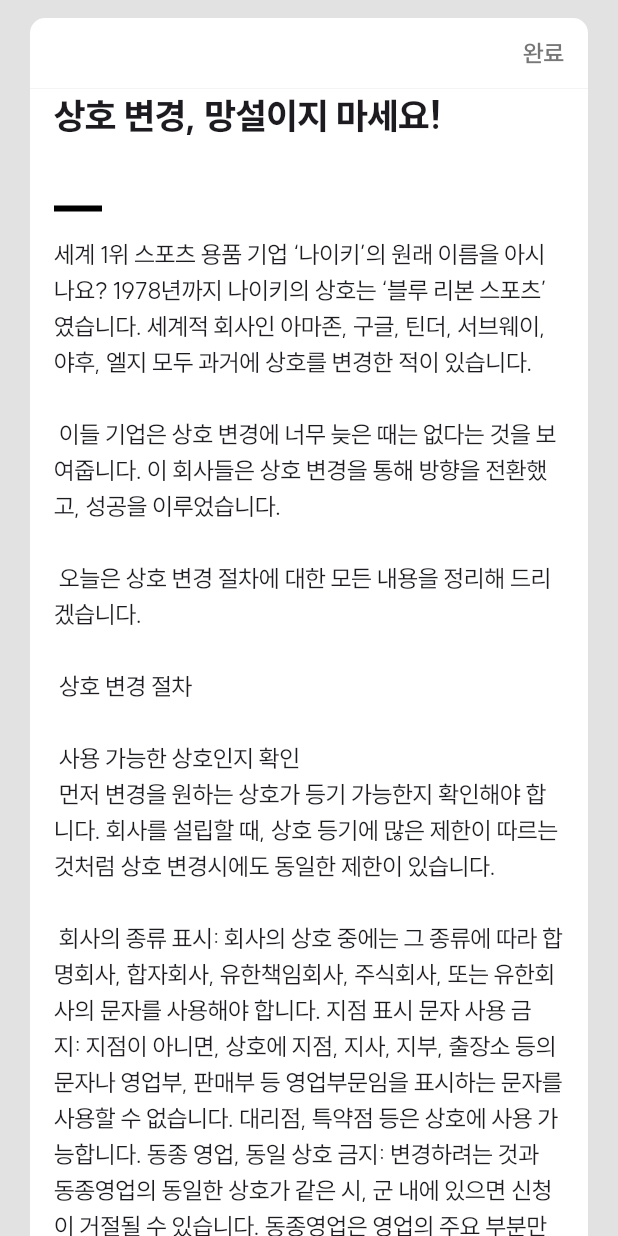
After one commit to dwkim0101/GoSoMi_Flutter, a Flutter app: the InfoScreen screen opened directly, after a tap on "이혼 관련 승소 사례", on a phone screen of 412 x 824 dp. The commit adds this screen. Run offline on Flutter 3.47's test engine with Material 3 defaults, Android fonts, the phone set to English and light mode, and no system bars; our stand-ins replace flutter_svg, gap, stylish_bottom_bar; project files that could hold a hidden picture were left out.

Commit message:
✨ Info detail screen completed

```diff
--- a/lib/cards/info_card.dart
+++ b/lib/cards/info_card.dart
@@ -1,16 +1,31 @@
+import 'package:ai_lawyer_gosomi_flutter/screens/info_detail_screen.dart';
 import 'package:ai_lawyer_gosomi_flutter/theme/theme_colors.dart';
+import 'package:animations/animations.dart';
 import 'package:flutter/material.dart';
+import 'package:flutter/services.dart';
 import 'package:gap/gap.dart';
 
 Widget infoCard(String title, String detail) {
-  return Card(
+  // return GestureDetector(
+  //   onTap: () => {},
+  //   child:
+  return OpenContainer(
+    closedShape:
+        RoundedRectangleBorder(borderRadius: BorderRadius.circular(10)),
+    closedElevation: 0.3,
+    openBuilder: (context, __) {
+      return const SwipeToDismissWrap(
+        child: InfoDetailScreen(),
+      );
+    },
+    closedBuilder: (context, action) {
+      return Container(
         color: Colors.white,
-    elevation: 0.3,
         child: SizedBox(
           height: 172,
           child: Padding(
-        padding:
-            const EdgeInsets.only(top: 16.0, left: 16, right: 16, bottom: 7),
+            padding: const EdgeInsets.only(
+                top: 16.0, left: 16, right: 16, bottom: 7),
             child: Column(
               crossAxisAlignment: CrossAxisAlignment.start,
               children: [
@@ -65,4 +80,44 @@ Widget infoCard(String title, String detail) {
           ),
         ),
       );
+    },
+  );
 }
+
+class SwipeToDismissWrap extends StatefulWidget {
+  final Widget child;
+
+  const SwipeToDismissWrap({super.key, required this.child});
+
+  @override
+  State<SwipeToDismissWrap> createState() => _SwipeToDismissWrapState();
+}
+
+class _SwipeToDismissWrapState extends State<SwipeToDismissWrap> {
+  bool _swipeInProgress = false;
+  late double _startPosX;
+
+  final double _swipeStartAreaWidth = 60;
+  final double _swipeMinLength = 50;
+
+  @override
+  Widget build(BuildContext context) {
+    return GestureDetector(
+      onHorizontalDragStart: (details) {
+        if (details.localPosition.dx < _swipeStartAreaWidth) {
+          _swipeInProgress = true;
+          _startPosX = details.localPosition.dx;
+        }
+      },
+      onHorizontalDragUpdate: (details) {
+        if (_swipeInProgress &&
+            details.localPosition.dx > _startPosX + _swipeMinLength) {
+          HapticFeedback.mediumImpact();
+          Navigator.of(context).pop();
+        }
+      },
+      onHorizontalDragEnd: (_) => _swipeInProgress = false,
+      child: widget.child,
+    );
+  }
+}
--- /dev/null
+++ b/lib/screens/info_detail_screen.dart
@@ -0,0 +1,108 @@
+import 'package:ai_lawyer_gosomi_flutter/theme/theme_colors.dart';
+import 'package:flutter/material.dart';
+import 'package:gap/gap.dart';
+
+class InfoDetailScreen extends StatefulWidget {
+  const InfoDetailScreen({super.key});
+
+  @override
+  State<InfoDetailScreen> createState() => _InfoDetailScreenState();
+}
+
+class _InfoDetailScreenState extends State<InfoDetailScreen> {
+  @override
+  Widget build(BuildContext context) {
+    return Scaffold(
+      appBar: AppBar(
+        surfaceTintColor: colorMainBackground,
+        backgroundColor: colorMainBackground,
+        toolbarHeight: 0,
+      ),
+      backgroundColor: colorMainBackground,
+      body: Padding(
+        padding: const EdgeInsets.only(top: 12.0, left: 20, right: 20),
+        child: SingleChildScrollView(
+          child: Column(
+            children: [
+              ClipRRect(
+                borderRadius: const BorderRadius.only(
+                  topLeft: Radius.circular(10),
+                  topRight: Radius.circular(10),
+                ),
+                child: Container(
+                  color: Colors.white,
+                  height: 47,
+                  width: double.infinity,
+                  child: Row(
+                    mainAxisAlignment: MainAxisAlignment.end,
+                    children: [
+                      Padding(
+                        padding: const EdgeInsets.symmetric(horizontal: 16.0),
+                        child: GestureDetector(
+                          onTap: () {
+                            Navigator.pop(context);
+                          },
+                          child: const Text(
+                            "완료",
+                            style: TextStyle(
+                              color: colorButtonNotSelectedFont,
+                              fontSize: 16,
+                              fontWeight: FontWeight.w600,
+                              height: 1.3,
+                              letterSpacing: -0.3,
+                            ),
+                            textAlign: TextAlign.right,
+                          ),
+                        ),
+                      ),
+                    ],
+                  ),
+                ),
+              ),
+              Container(
+                color: Colors.white,
+                // height: double.maxFinite,
+                width: double.infinity,
+                child: Padding(
+                  padding: const EdgeInsets.symmetric(horizontal: 16.0),
+                  child: Column(
+                    crossAxisAlignment: CrossAxisAlignment.start,
+                    children: [
+                      const Text(
+                        "상호 변경, 망설이지 마세요!",
+                        style: TextStyle(
+                          fontSize: 24,
+                          fontWeight: FontWeight.w800,
+                          height: 1.5,
+                          letterSpacing: -0.3,
+                        ),
+                        textAlign: TextAlign.left,
+                      ),
+                      const Gap(42),
+                      Container(
+                        width: 32,
+                        height: 4,
+                        color: Colors.black,
+                      ),
+                      const Gap(16),
+                      const Text(
+                        "세계 1위 스포츠 용품 기업 ‘나이키’의 원래 이름을 아시나요? 1978년까지 나이키의 상호는 ‘블루 리본 스포츠’였습니다. 세계적 회사인 아마존, 구글, 틴더, 서브웨이, 야후, 엘지 모두 과거에 상호를 변경한 적이 있습니다.\n\n 이들 기업은 상호 변경에 너무 늦은 때는 없다는 것을 보여줍니다. 이 회사들은 상호 변경을 통해 방향을 전환했고, 성공을 이루었습니다.\n\n 오늘은 상호 변경 절차에 대한 모든 내용을 정리해 드리겠습니다.\n\n 상호 변경 절차\n\n 사용 가능한 상호인지 확인\n 먼저 변경을 원하는 상호가 등기 가능한지 확인해야 합니다. 회사를 설립할 때, 상호 등기에 많은 제한이 따르는 것처럼 상호 변경시에도 동일한 제한이 있습니다.\n\n 회사의 종류 표시: 회사의 상호 중에는 그 종류에 따라 합명회사, 합자회사, 유한책임회사, 주식회사, 또는 유한회사의 문자를 사용해야 합니다. 지점 표시 문자 사용 금지: 지점이 아니면, 상호에 지점, 지사, 지부, 출장소 등의 문자나 영업부, 판매부 등 영업부문임을 표시하는 문자를 사용할 수 없습니다. 대리점, 특약점 등은 상호에 사용 가능합니다. 동종 영업, 동일 상호 금지: 변경하려는 것과 동종영업의 동일한 상호가 같은 시, 군 내에 있으면 신청이 거절될 수 있습니다. 동종영업은 영업의 주요 부분만 일치해도 인정됩니다. 이를 방지하기 위해 인터넷 등기소 사이트에서 상호명을 검색해보세요. 타인의 영업으로 오인할 수 있는 상호 사용 금지: 누구든지 부정한 목적으로 타인의 영업으로 오인할 수 있는 상호를 사용하지 못합니다. 손해배상배상 청구, 상호 사용폐지 청구를 당할 수 있고 과태료가 부과될 수 있습니다. 널리 인식된 상호 사용 금지: 국내에 널리 인식된 타인의 성명, 상호, 기타 타인의 영업임을 표시하는 표지와 동일하거나 유사한 것을 사용하여 타인의 영업상의 시설 또는 활동과 혼동하게 해서는 안됩니다(부정경쟁방지법). 형사 제재를 당할 수 있습니다. 공공기관 오인 문자 사용 금지: 국가, 공공단체 또는 그 소속기관, 공법인과 관련성이 있다고 오인될 우려가 있는 문자는 사용할 수 없습니다. 사회질서에 반하는 문자: 외설스러운 문자 등을 사용할 수 없습니다. 사회적 유명 인사의 성명권을 침해할 우려가 있는 경우, 상호를 사용할 수 없습니다. 회사의 종류를 표시하는 부분을 제외하고 신청인의 상호가 업종을 표시하는 문자만으로 구성되어 있는 경우, 사용할 수 없습니다. 법에 따라 인허가 받은 법인이 아니면 사용할 수 없는 문자가 있습니다.",
+                        style: TextStyle(
+                          fontSize: 16,
+                          fontWeight: FontWeight.w400,
+                          height: 1.5,
+                          letterSpacing: -0.3,
+                        ),
+                      ),
+                      const Gap(50),
+                    ],
+                  ),
+                ),
+              )
+            ],
+          ),
+        ),
+      ),
+    );
+  }
+}
--- a/lib/screens/info_screen.dart
+++ b/lib/screens/info_screen.dart
@@ -1,6 +1,7 @@
 import 'package:ai_lawyer_gosomi_flutter/cards/info_card.dart';
 import 'package:ai_lawyer_gosomi_flutter/theme/theme_colors.dart';
 import 'package:flutter/material.dart';
+import 'package:gap/gap.dart';
 
 class InfoScreen extends StatefulWidget {
   const InfoScreen({super.key});
@@ -60,8 +61,10 @@ class _InfoScreenState extends State<InfoScreen> {
                 children: [
                   infoCard("이혼 관련 승소 사례",
                       "의뢰인은 피고와 혼인 기간 내내 무시와 경제적 구속, 인격적 차별 등 부당한 대우를 받으며 약 30년을 살아왔습니다. 아이들을 양육하며 참아왔으나 의뢰인의 아버지에게 막말하는 모습과 의뢰인에게 폭행을 하게 되며 참을 수 없는 지경에 이르렀습니다. 또한"),
+                  const Gap(12),
                   infoCard("미성년자 주식회사 법인 설립 가능할까요?",
                       "저는 현재 만 17세인 고등학생입니다. 저는 또래 친구들을 위한 온라인 교육 콘텐츠 제작 및 판매 사업을 구상하고 있습니다. 저는 뜻이 맞는 친구들과 함께 주식회사를 설립하여 사업을 시작하려고 합니다. 각자의 강점을 살려, 콘텐츠 기획, 제작, 편집, 마케팅 등의 역할을 분담할 계획입니다. 미성년자도 주식회사 법인 설립이 가능한가요? 저와 제 친구들이 임원을 맡을 수 있을까요?"),
+                  const Gap(12),
                   infoCard("상호 변경, 망설이지 마세요!",
                       "세계 1위 스포츠 용품 기업 ‘나이키’의 원래 이름을 아시나요? 1978년까지 나이키의 상호는 ‘블루 리본 스포츠’였습니다. 세계적 회사인 아마존, 구글, 틴더, 서브웨이, 야후, 엘지 모두 과거에 상호를 변경한 적이 있습니다. 이들 기업은 상호 변경에 너무 늦은 때는 없다는 것을 보여줍니다. 이 회사들은 상호 변경을 통해 방향을 전환했고, 성공을 이루었습니다."),
                 ],
--- a/pubspec.yaml
+++ b/pubspec.yaml
@@ -39,6 +39,7 @@ dependencies:
   stylish_bottom_bar: ^1.1.0
   flutter_svg: ^2.0.9
   gap: ^3.0.1
+  animations: ^2.0.11
 
 dev_dependencies:
   flutter_test:
```
Also changed, not shown: pubspec.lock. Lines whose indentation alone changed are shown as unchanged.
